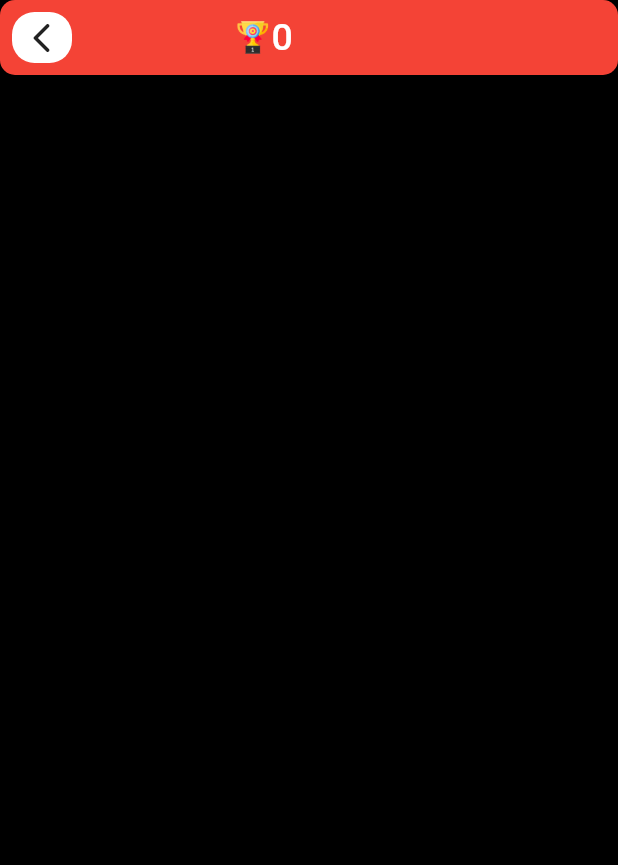
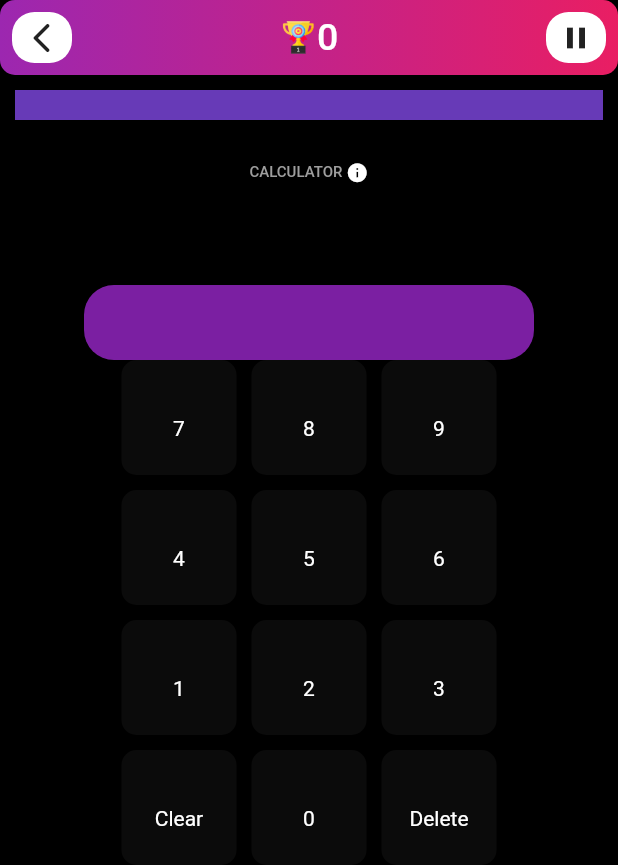
Before and after one commit to imransaglam/mathgameimran, a Flutter app: the CalculatorScreen screen opened directly, on a phone screen of 412 x 824 dp. Shown: the top 865 px of the screen. Run offline on Flutter 3.47's test engine with Material 2 defaults, Android fonts, the phone set to English and light mode, and no system bars; drawn by our look-alikes of percent_indicator.

Commit message:
second update

```diff
--- a/lib/pages/calculator.dart
+++ b/lib/pages/calculator.dart
@@ -1,8 +1,15 @@
+
 import 'package:flutter/material.dart';
 import 'package:flutter/src/widgets/container.dart';
 import 'package:flutter/src/widgets/framework.dart';
 import 'package:game/widgets/calculator_appbar.dart';
+import 'package:game/widgets/calculator_input.dart';
+import 'package:game/widgets/calculator_texts.dart';
+import 'package:game/widgets/calculator_time.dart';
 
+import '../widgets/calculator_gameover.dart';
+import '../widgets/calculator_info.dart';
+import '../widgets/calculator_pausegame.dart';
 import '../widgets/mathpuzzleScreen_backward.dart';
 
 class CalculatorScreen extends StatefulWidget {
@@ -13,17 +20,69 @@ class CalculatorScreen extends StatefulWidget {
 }
 
 class _CalculatorScreenState extends State<CalculatorScreen> {
+  List<String>numbers=[
+    "7",
+    "8",
+    "9",
+    "4",
+    "5",
+    "6",
+    "1",
+    "2",
+    "3",
+    "Clear",
+    "0",
+    "Delete"
+
+  ];
   @override
   Widget build(BuildContext context) {
     return Scaffold(
       backgroundColor: Colors.black,
-      body: Column(
+      body: Stack(
+        children: [
+          Column(
         children: [
           AppBarCalculator(),
+          TimerCalculator(),
+          CalculatorInfo(),
+          CalculatorText(),
+          CalculatorInput(),
+          Container(
+            width: 250,
+            height: 500,
+            child:GridView.builder(
+              gridDelegate: SliverGridDelegateWithFixedCrossAxisCount(
+                crossAxisCount: 3,
+                 mainAxisSpacing: 10,
+                          crossAxisSpacing: 10),
+                          itemCount: numbers.length
+                , itemBuilder: ((context, index) {
+                  return Container(
+                    padding: EdgeInsets.only(top: 15),
+                            height: 30,
+                            width: 30,
+                            decoration: BoxDecoration(
+                              borderRadius: BorderRadius.circular(10),
+                              color: Color(0xffD9D9D9).withOpacity(0.05),
 
-        ],
+                  ),
+                  child: Container(
+                    alignment: Alignment.center,
+                    child: Text(numbers[index],style: TextStyle(color: Colors.white),)),
+                  );
+
+                })),
 
       ),
+
+
+      ],
+
+      ),
+      CalculatorGameOver(),
+      CalculatorPauseGame()
+        ],)
     );
   }
 }
--- a/lib/widgets/calculator_appbar.dart
+++ b/lib/widgets/calculator_appbar.dart
@@ -19,20 +19,52 @@ class _AppBarCalculatorState extends State<AppBarCalculator> {
       child: Container(
         width: MediaQuery.of(context).size.width,
         height: 50,
-
         decoration: BoxDecoration(
           borderRadius: BorderRadius.circular(10),
-           color: Colors.red,
+          gradient: LinearGradient(colors: [
+            Colors.purple,
+            Colors.pink
+
+          ]),
+
         ),
         child: Row(
+          mainAxisAlignment: MainAxisAlignment.spaceBetween,
           children: [
-              Padding(
-                padding: const EdgeInsets.all(8.0),
-                child: BackwardButton(),
+            Padding(
+              padding: const EdgeInsets.all(8.0),
+              child: BackwardButton(),
+            ),
+
+            Row(
+              children: [
+                Image.asset(
+                  "assets/images/champ.png",
+                  height: 25,
+                  width: 25,
+                ),
+                Text(
+              "0",
+              style: TextStyle(
+                  color: Colors.white,
+                  fontSize: 25,
+                  fontWeight: FontWeight.w500),
+            ),
+              ],
+            ),
+
+            Padding(
+              padding: const EdgeInsets.all(8.0),
+              child: Container(
+                width: 40,
+                height: 40,
+                decoration: BoxDecoration(
+                  borderRadius: BorderRadius.circular(15),
+                  color: Colors.white,
+                ),
+               child: Icon(Icons.pause_outlined),
               ),
-              SizedBox(width: 100,),
-              Image.asset("assets/images/champ.png",height: 25,width: 25,),
-              Text("0",style: TextStyle(color: Colors.white,fontSize: 25,fontWeight: FontWeight.w500),)
+            )
           ],
         ),
       ),
--- /dev/null
+++ b/lib/widgets/calculator_info.dart
@@ -0,0 +1,66 @@
+import 'package:flutter/cupertino.dart';
+import 'package:flutter/material.dart';
+import 'package:flutter/src/widgets/container.dart';
+import 'package:flutter/src/widgets/framework.dart';
+
+class CalculatorInfo extends StatefulWidget {
+  const CalculatorInfo({super.key});
+
+  @override
+  State<CalculatorInfo> createState() => _CalculatorInfoState();
+}
+
+class _CalculatorInfoState extends State<CalculatorInfo> {
+  @override
+  Widget build(BuildContext context) {
+    return Container(
+      width: 100,
+      height: 50,
+      //color: Colors.amber,
+      child: Row(
+        mainAxisAlignment: MainAxisAlignment.center,
+        children: [
+          Text("CALCULATOR ",style: TextStyle(color:Colors.grey,fontWeight: FontWeight.w500,fontSize: 10),),
+          GestureDetector(
+            onTap: () {
+              showModalBottomSheet(context: context,
+
+               builder: (BuildContext context) {
+                 return Container(
+                  color: Colors.black,
+
+                  height: 400,
+                  child: GestureDetector(
+                    onTap: () {
+                      Navigator.pop(context);
+                    },
+                    child: Container(
+                      decoration: BoxDecoration(
+                        borderRadius: BorderRadius.circular(30),
+                        color: Colors.deepPurpleAccent,
+                      ),
+
+                      width: 50,
+                      height: 50,
+                      child: Center(
+                        child: Container(
+                          alignment: Alignment.center,
+                        width:100,height: 50,
+                      decoration: BoxDecoration(
+                        borderRadius: BorderRadius.circular(10),
+                        color: Colors.green,
+                      ),
+                        child: Text("Close",style: TextStyle(color:Colors.white),))),
+                    ),
+                  ),
+                 );
+               }
+               );
+            },
+            child: Icon(Icons.info,color: Colors.white,size: 15,))
+        ],
+
+      ),
+    );
+  }
+}
--- /dev/null
+++ b/lib/widgets/calculator_input.dart
@@ -0,0 +1,25 @@
+import 'package:flutter/cupertino.dart';
+import 'package:flutter/material.dart';
+import 'package:flutter/src/widgets/container.dart';
+import 'package:flutter/src/widgets/framework.dart';
+
+class CalculatorInput extends StatefulWidget {
+  const CalculatorInput({super.key});
+
+  @override
+  State<CalculatorInput> createState() => _CalculatorInputState();
+}
+
+class _CalculatorInputState extends State<CalculatorInput> {
+  @override
+  Widget build(BuildContext context) {
+    return Container(
+      width: 300,
+      height: 50,
+      decoration: BoxDecoration(
+        borderRadius: BorderRadius.circular(20),
+        color: Colors.purple[700]
+      ),
+    );
+  }
+}
--- /dev/null
+++ b/lib/widgets/calculator_texts.dart
@@ -0,0 +1,21 @@
+import 'package:flutter/material.dart';
+import 'package:flutter/src/widgets/container.dart';
+import 'package:flutter/src/widgets/framework.dart';
+
+class CalculatorText extends StatefulWidget {
+  const CalculatorText({super.key});
+
+  @override
+  State<CalculatorText> createState() => _CalculatorTextState();
+}
+
+class _CalculatorTextState extends State<CalculatorText> {
+  @override
+  Widget build(BuildContext context) {
+    return Container(
+      width:100,
+      height: 50,
+      //color: Colors.red,
+    );
+  }
+}
--- /dev/null
+++ b/lib/widgets/calculator_time.dart
@@ -0,0 +1,31 @@
+import 'package:flutter/material.dart';
+import 'package:flutter/src/widgets/container.dart';
+import 'package:flutter/src/widgets/framework.dart';
+import 'package:percent_indicator/linear_percent_indicator.dart';
+
+class TimerCalculator extends StatefulWidget {
+  const TimerCalculator({super.key});
+
+  @override
+  State<TimerCalculator> createState() => _TimerCalculatorState();
+}
+
+class _TimerCalculatorState extends State<TimerCalculator> {
+  @override
+  Widget build(BuildContext context) {
+    return Container(
+      width:MediaQuery.of(context).size.width ,
+      height: 40,
+      //color: Colors.green,
+      child: LinearPercentIndicator(
+        animation: true,
+        animationDuration: 60000,
+        lineHeight: 20.0,
+        percent: 1,
+        progressColor: Colors.deepPurple,
+        backgroundColor: Colors.deepPurple.shade200,
+
+      ),
+    );
+  }
+}
--- a/pubspec.yaml
+++ b/pubspec.yaml
@@ -36,6 +36,7 @@ dependencies:
   # The following adds the Cupertino Icons font to your application.
   # Use with the CupertinoIcons class for iOS style icons.
   cupertino_icons: ^1.0.2
+  percent_indicator: ^4.2.2
 
 dev_dependencies:
   flutter_test:
```
Also changed, not shown: lib/widgets/calculator_gameover.dart (added, +58 -0 lines), lib/widgets/calculator_pausegame.dart (added, +59 -0 lines), assets/images/pause_button.png (added), pubspec.lock.
